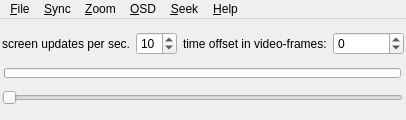
First picture: the form in src/qt-gui/mainwindow.ui, repository x42/xjadeo, before the edit.
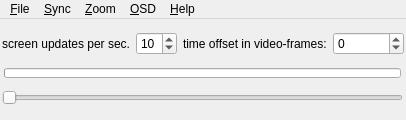
Second picture: the form after the edit. Icons and pictures are not drawn.

Commit message: remove QT seek menu

What changed in the file:
```diff
--- a/src/qt-gui/mainwindow.ui
+++ b/src/qt-gui/mainwindow.ui
@@ -258,14 +258,6 @@
     <addaction name="osdTextAction"/>
     <addaction name="osdBoxAction"/>
    </widget>
-   <widget class="QMenu" name="Seek">
-    <property name="title">
-     <string>&amp;Seek</string>
-    </property>
-    <addaction name="seekany_frameAction"/>
-    <addaction name="seekKeyFramesAction"/>
-    <addaction name="seekcontinuouslyAction"/>
-   </widget>
    <widget class="QMenu" name="helpMenu">
     <property name="title">
      <string>&amp;Help</string>
@@ -276,7 +268,6 @@
    <addaction name="Sync"/>
    <addaction name="Zoom"/>
    <addaction name="OSD"/>
-   <addaction name="Seek"/>
    <addaction name="helpMenu"/>
   </widget>
   <action name="fileOpenAction">
```
Left out of the diff: 92 changed lines with no effect on the pictures. The commit also changes 2 other files.
